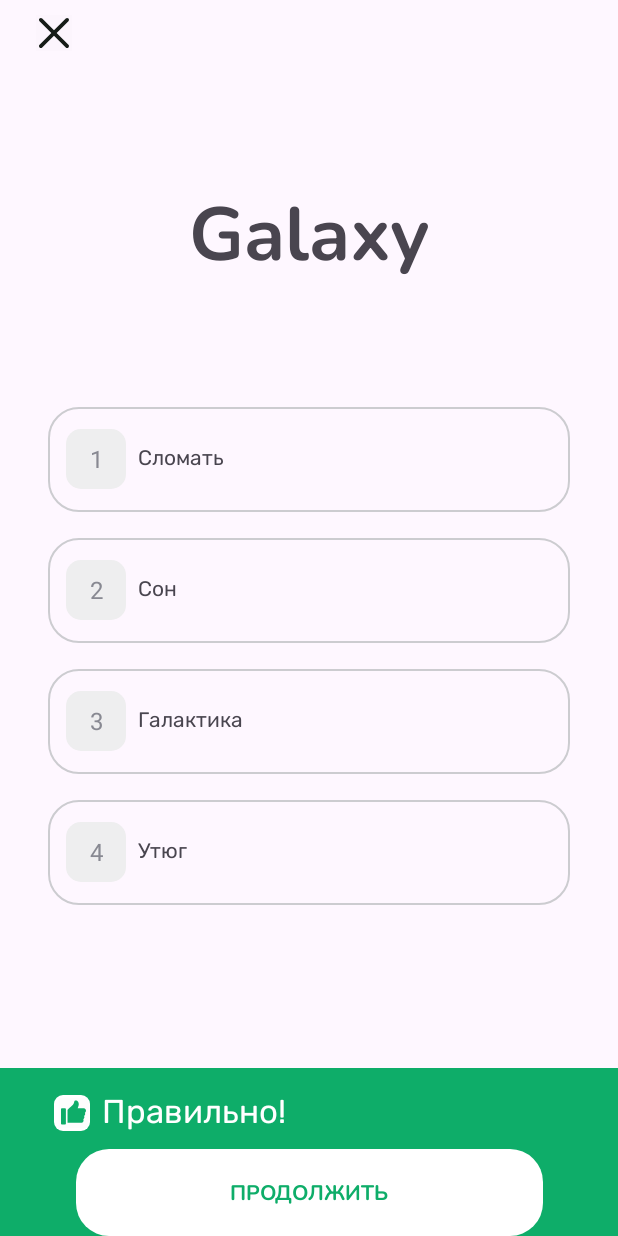
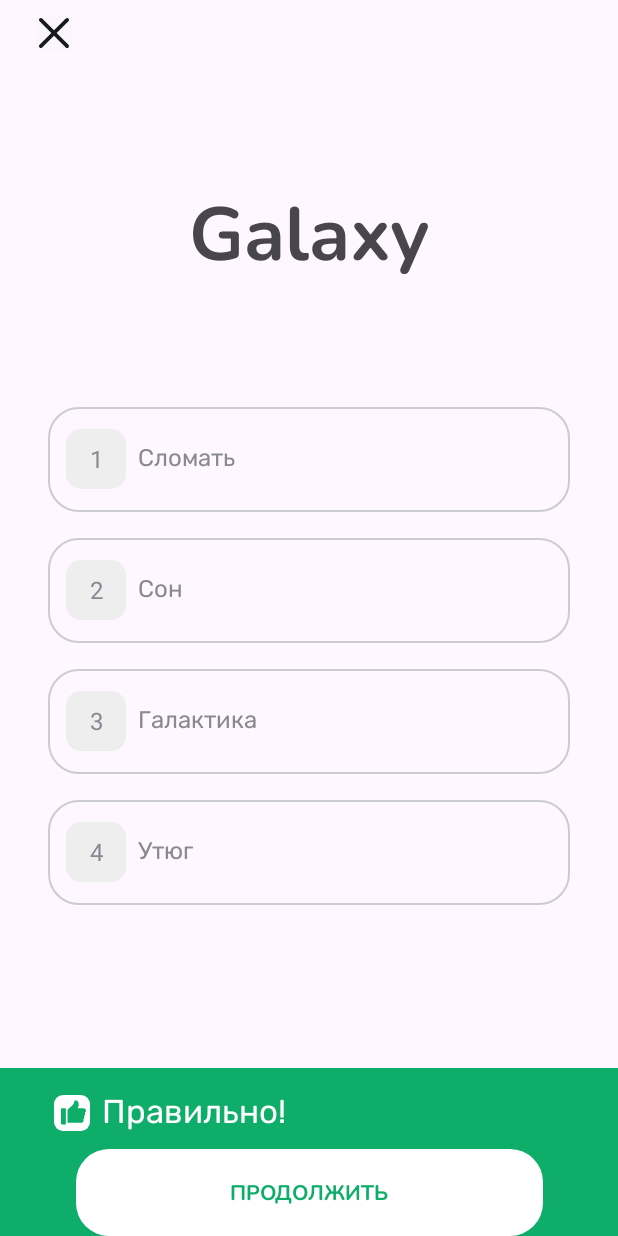
Before and after one commit to Sergey-Danilov-uazoarzt/EnglishWordsApp, an Android app: the screen it shows after launch (MainActivity), on a phone screen of 412 x 824 dp. Run offline under Robolectric (Android 15) with nearby library versions, the phone set to English and light mode, and no system bars; our stand-ins replace navigation-ui.

Commit message:
Add themes.xml

```diff
--- a/app/src/main/res/layout/activity_learn_world.xml
+++ b/app/src/main/res/layout/activity_learn_world.xml
@@ -64,9 +64,9 @@
             <TextView
                 android:layout_width="wrap_content"
                 android:layout_height="wrap_content"
-                android:fontFamily="@font/rubik_regular"
                 android:layout_marginStart="8dp"
                 android:text="Сломать"
+                style="@style/TextViewVariantsStyle"
                 tools:ignore="HardcodedText" />
 
         </LinearLayout>
@@ -93,8 +93,8 @@
                 android:layout_width="wrap_content"
                 android:layout_height="wrap_content"
                 android:layout_marginStart="8dp"
-                android:fontFamily="@font/rubik_regular"
                 android:text="Сон"
+                style="@style/TextViewVariantsStyle"
                 tools:ignore="HardcodedText" />
 
         </LinearLayout>
@@ -121,7 +121,7 @@
                 android:layout_width="wrap_content"
                 android:layout_height="wrap_content"
                 android:layout_marginStart="8dp"
-                android:fontFamily="@font/rubik_regular"
+                style="@style/TextViewVariantsStyle"
                 android:text="Галактика"
                 tools:ignore="HardcodedText" />
 
@@ -149,7 +149,7 @@
                 android:layout_width="wrap_content"
                 android:layout_height="wrap_content"
                 android:layout_marginStart="8dp"
-                android:fontFamily="@font/rubik_regular"
+                style="@style/TextViewVariantsStyle"
                 android:text="Утюг"
                 tools:ignore="HardcodedText" />
 
--- a/app/src/main/res/values -ru/strings.xml
+++ /dev/null
@@ -1,6 +0,0 @@
-<resources>
-    <string name="app_name">TestApp</string>
-    <string name="button_skip">Skip</string>
-    <string name="title_correct">Correct!</string>
-    <string name="button_continue">Continue</string>
-</resources>
--- a/app/src/main/res/values-night/themes.xml
+++ b/app/src/main/res/values-night/themes.xml
@@ -1,7 +1,14 @@
-<resources xmlns:tools="http://schemas.android.com/tools">
+<?xml version="1.0" encoding="utf-8"?>
+<resources>
+
     <!-- Base application theme. -->
     <style name="Base.Theme.TestApp" parent="Theme.Material3.DayNight.NoActionBar">
-        <!-- Customize your dark theme here. -->
-        <!-- <item name="colorPrimary">@color/my_dark_primary</item> -->
+        <!-- Customize your light theme here. -->
+        <!-- <item name="colorPrimary">@color/my_light_primary</item> -->
+        <item name="android:statusBarColor">@color/black</item>
+        <item name="android:windowLightStatusBar">true</item>
     </style>
+
+    <style name="Theme.TestApp" parent="Base.Theme.TestApp" />
+
 </resources>
--- a/app/src/main/res/values-v23/themes.xml
+++ /dev/null
@@ -1,9 +0,0 @@
-<resources xmlns:tools="http://schemas.android.com/tools">
-
-    <style name="Theme.TestApp" parent="Base.Theme.TestApp">
-        <!-- Transparent system bars for edge-to-edge. -->
-        <item name="android:navigationBarColor">@android:color/transparent</item>
-        <item name="android:statusBarColor">@android:color/transparent</item>
-        <item name="android:windowLightStatusBar">?attr/isLightTheme</item>
-    </style>
-</resources>
--- a/app/src/main/res/values/colors.xml
+++ b/app/src/main/res/values/colors.xml
@@ -2,4 +2,5 @@
 <resources>
     <color name="black">#FF000000</color>
     <color name="white">#FFFFFFFF</color>
+    <color name="textVariantsColor">#888992</color>
 </resources>
--- /dev/null
+++ b/app/src/main/res/values/styles.xml
@@ -0,0 +1,10 @@
+<?xml version="1.0" encoding="utf-8"?>
+<resources>
+
+    <style name="TextViewVariantsStyle" parent="TextAppearance.AppCompat">
+        <item name="android:fontFamily">@font/rubik_regular</item>
+        <item name="android:textSize">16sp</item>
+        <item name="android:textColor">@color/textVariantsColor</item>
+    </style>
+
+</resources>
--- a/app/src/main/res/values/themes.xml
+++ b/app/src/main/res/values/themes.xml
@@ -3,6 +3,8 @@
     <style name="Base.Theme.TestApp" parent="Theme.Material3.DayNight.NoActionBar">
         <!-- Customize your light theme here. -->
         <!-- <item name="colorPrimary">@color/my_light_primary</item> -->
+        <item name="android:statusBarColor">@color/white</item>
+        <item name="android:windowLightStatusBar">true</item>
     </style>
 
     <style name="Theme.TestApp" parent="Base.Theme.TestApp" />
```
Also changed, not shown: 1 other file.
